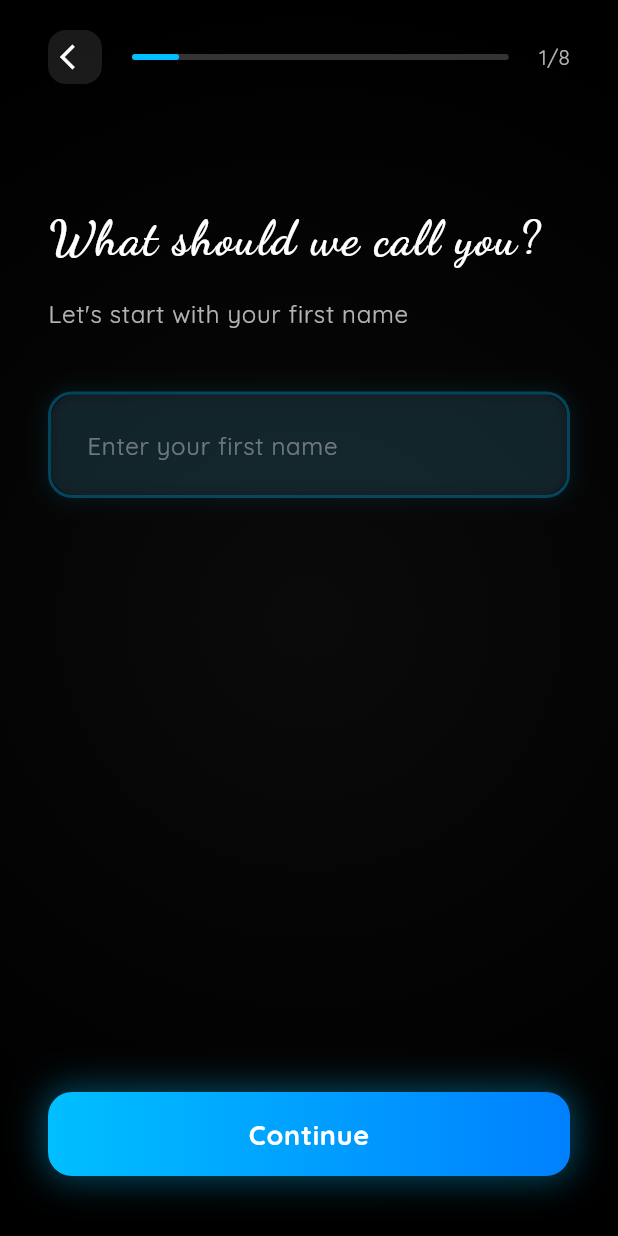
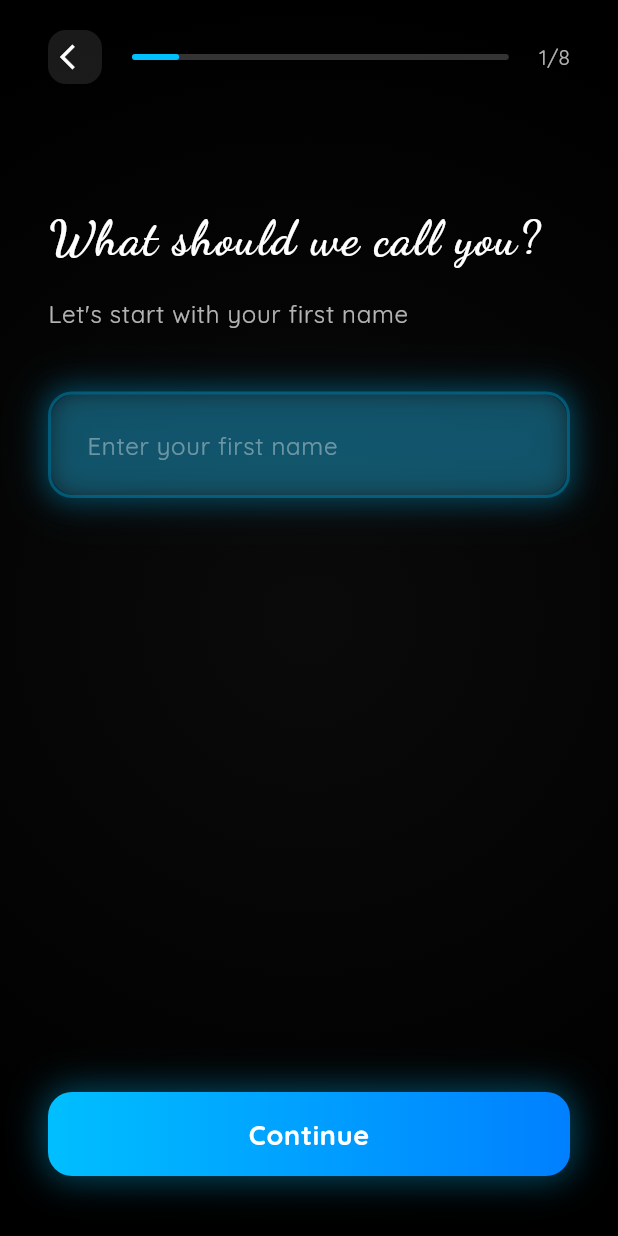
Before and after one commit to SlimmithJimmith/Aibodes, a Flutter app: the screen it shows after launch, after a tap on "Buyer", on a phone screen of 412 x 824 dp. Run offline on Flutter 3.47's test engine with Material 3 defaults, Android fonts, the phone set to English and light mode, and no system bars; our stand-ins replace cached_network_image, connectivity_plus, dio, flutter_local_notifications, flutter_swiper_view, geocoding and 5 more; accounts and stored records are empty; network calls fail.

Commit message:
Fix onboarding functionality, branding, and logo design
🔧 Fixed Onboarding Continue Button:
- Corrected validation logic to properly save data and progress
- Fixed form validation flow for both text fields and dropdowns
- Ensured data is saved before moving to next step
- Added proper error handling and user feedback

✨ Enhanced Neon Glow Effects:
- Added beautiful blue neon glow for buyer onboarding flow
- Added stunning green neon glow for seller onboarding flow
- Enhanced glow effects on input fields, dropdowns, and continue button
- Multiple shadow layers for more realistic neon appearance
- Consistent theming throughout the onboarding process

🎨 Updated Logo Design:
- Enhanced heart shape with more accurate proportions
- Improved house design with pointed roof and prominent door
- Better positioning of house within the heart
- More detailed and professional appearance
- Matches the provided heart-house logo design

📝 Fixed App Branding:
- Corrected spelling to 'Aibödes' throughout the entire app
- Updated splash screen, onboarding, home screen, and main.dart
- Consistent branding across all user-facing text
- Proper diacritics positioning

💾 Added Profile Data Persistence:
- Extended User model with onboarding fields (age, gender, income, etc.)
- Added updateUserProfile method to AppProvider
- All onboarding data now saves to user profile
- Data persists and is available in the main app
- Separate fields for buyer and seller information

🎯 Enhanced User Experience:
- Smooth progression through all onboarding steps
- Beautiful visual feedback with neon glows
- Professional logo animation on app launch
- Complete data collection and storage
- Seamless transition to main app with saved profile

The onboarding process now works perfectly with beautiful animations, proper data saving, and stunning visual effects!

```diff
--- a/lib/main.dart
+++ b/lib/main.dart
@@ -68,7 +68,7 @@
       create: (context) => AppProvider(),
       child: MaterialApp(
         // App title displayed in system UI
-        title: 'Äïbodes',
+        title: 'Aibödes',
 
         // Global theme configuration for consistent styling
         theme: ThemeData(
--- a/lib/models/user.dart
+++ b/lib/models/user.dart
@@ -32,6 +32,33 @@
   /// User's phone number (optional, nullable)
   String? phoneNumber;
 
+  /// User's age (for buyers)
+  int? age;
+
+  /// User's gender (for buyers)
+  String? gender;
+
+  /// User's marital status (for buyers)
+  String? maritalStatus;
+
+  /// User's annual income (for buyers)
+  int? income;
+
+  /// User's occupation (for buyers)
+  String? occupation;
+
+  /// Property type they have (for sellers)
+  String? propertyType;
+
+  /// Property address (for sellers)
+  String? propertyAddress;
+
+  /// Asking price (for sellers)
+  int? askingPrice;
+
+  /// Property description (for sellers)
+  String? propertyDescription;
+
   /// Type of user: buyer, seller, or both (immutable)
   final UserType type;
 
@@ -57,6 +84,15 @@
    * @param profileImage Optional profile image file path
    * @param address Optional physical address
    * @param phoneNumber Optional phone number
+   * @param age Optional age (for buyers)
+   * @param gender Optional gender (for buyers)
+   * @param maritalStatus Optional marital status (for buyers)
+   * @param income Optional annual income (for buyers)
+   * @param occupation Optional occupation (for buyers)
+   * @param propertyType Optional property type (for sellers)
+   * @param propertyAddress Optional property address (for sellers)
+   * @param askingPrice Optional asking price (for sellers)
+   * @param propertyDescription Optional property description (for sellers)
    * @param type Required user type (buyer/seller/both)
    * @param preferences Optional list of property preferences
    * @param createdAt Required account creation timestamp
@@ -71,6 +107,15 @@
     this.profileImage,
     this.address,
     this.phoneNumber,
+    this.age,
+    this.gender,
+    this.maritalStatus,
+    this.income,
+    this.occupation,
+    this.propertyType,
+    this.propertyAddress,
+    this.askingPrice,
+    this.propertyDescription,
     required this.type,
     this.preferences = const [],
     required this.createdAt,
--- a/lib/screens/home_screen.dart
+++ b/lib/screens/home_screen.dart
@@ -77,7 +77,7 @@
       backgroundColor: Colors.black,
       appBar: AppBar(
         title: Text(
-          'Äïbodes',
+          'Aibödes',
           style: GoogleFonts.dancingScript(
             fontWeight: FontWeight.bold,
             fontSize: 28,
--- a/lib/screens/onboarding_screen.dart
+++ b/lib/screens/onboarding_screen.dart
@@ -131,7 +131,7 @@
                   child: Column(
                     children: [
                       Text(
-                        'Äïbodes',
+                        'Aibödes',
                         style: GoogleFonts.dancingScript(
                           fontSize: 48,
                           fontWeight: FontWeight.bold,
--- a/lib/screens/splash_screen.dart
+++ b/lib/screens/splash_screen.dart
@@ -12,7 +12,7 @@
  * - Dark green background matching the logo design
  * - Automatic transition to onboarding after animation
  *
- * @author Äïbodes Development Team
+ * @author Aibödes Development Team
  * @version 1.0.0
  */
 class SplashScreen extends StatefulWidget {
@@ -219,7 +219,7 @@
 
   Widget _buildAppName() {
     return Text(
-      'Äïbodes',
+      'Aibödes',
       style: GoogleFonts.quicksand(
         fontSize: 32,
         fontWeight: FontWeight.w300,
@@ -262,40 +262,40 @@
   void _drawHeart(Canvas canvas, double centerX, double centerY, double size, Paint fillPaint, Paint strokePaint) {
     final path = Path();
 
-    // Heart shape using cubic bezier curves
+    // Heart shape using cubic bezier curves - more accurate heart shape
     final leftX = centerX - size * 0.5;
     final rightX = centerX + size * 0.5;
-    final topY = centerY - size * 0.3;
-    final bottomY = centerY + size * 0.4;
+    final topY = centerY - size * 0.4;
+    final bottomY = centerY + size * 0.3;
 
     // Start from bottom point
     path.moveTo(centerX, bottomY);
 
-    // Left curve
+    // Left curve - more pronounced
     path.cubicTo(
-      leftX, bottomY - size * 0.1,
-      leftX, topY + size * 0.1,
-      leftX + size * 0.1, topY,
+      leftX, bottomY - size * 0.15,
+      leftX, topY + size * 0.2,
+      leftX + size * 0.15, topY + size * 0.1,
     );
 
-    // Top left curve
+    // Top left curve - creating the heart's left lobe
     path.cubicTo(
-      leftX + size * 0.2, topY - size * 0.1,
+      leftX + size * 0.25, topY - size * 0.1,
       centerX - size * 0.1, topY - size * 0.1,
       centerX, topY,
     );
 
-    // Top right curve
+    // Top right curve - creating the heart's right lobe
     path.cubicTo(
       centerX + size * 0.1, topY - size * 0.1,
-      rightX - size * 0.2, topY - size * 0.1,
-      rightX - size * 0.1, topY,
+      rightX - size * 0.25, topY - size * 0.1,
+      rightX - size * 0.15, topY + size * 0.1,
     );
 
-    // Right curve
+    // Right curve - more pronounced
     path.cubicTo(
-      rightX, topY + size * 0.1,
-      rightX, bottomY - size * 0.1,
+      rightX, topY + size * 0.2,
+      rightX, bottomY - size * 0.15,
       centerX, bottomY,
     );
 
@@ -306,38 +306,38 @@
   }
 
   void _drawHouse(Canvas canvas, double centerX, double centerY, double size, Paint fillPaint, Paint strokePaint) {
-    // House base (rectangle)
-    final houseWidth = size * 0.8;
-    final houseHeight = size * 0.6;
+    // House base (rectangle) - positioned higher in the heart
+    final houseWidth = size * 0.7;
+    final houseHeight = size * 0.5;
     final houseLeft = centerX - houseWidth / 2;
-    final houseTop = centerY - houseHeight / 2;
+    final houseTop = centerY - houseHeight / 2 - size * 0.1; // Move up slightly
 
     final houseRect = Rect.fromLTWH(houseLeft, houseTop, houseWidth, houseHeight);
     canvas.drawRect(houseRect, fillPaint);
     canvas.drawRect(houseRect, strokePaint);
 
-    // House roof (triangle)
-    final roofHeight = size * 0.4;
+    // House roof (triangle) - more pointed like in the image
+    final roofHeight = size * 0.45;
     final roofTop = houseTop - roofHeight;
 
     final roofPath = Path();
     roofPath.moveTo(centerX, roofTop);
-    roofPath.lineTo(houseLeft - size * 0.1, houseTop);
-    roofPath.lineTo(houseLeft + houseWidth + size * 0.1, houseTop);
+    roofPath.lineTo(houseLeft - size * 0.05, houseTop);
+    roofPath.lineTo(houseLeft + houseWidth + size * 0.05, houseTop);
     roofPath.close();
 
     canvas.drawPath(roofPath, fillPaint);
     canvas.drawPath(roofPath, strokePaint);
 
-    // Door (rounded arch)
-    final doorWidth = size * 0.25;
-    final doorHeight = size * 0.4;
+    // Door (rounded arch) - more prominent
+    final doorWidth = size * 0.3;
+    final doorHeight = size * 0.35;
     final doorLeft = centerX - doorWidth / 2;
     final doorTop = houseTop + houseHeight - doorHeight;
 
     final doorRect = Rect.fromLTWH(doorLeft, doorTop, doorWidth, doorHeight);
     final doorPath = Path();
-    doorPath.addRRect(RRect.fromRectAndRadius(doorRect, const Radius.circular(8)));
+    doorPath.addRRect(RRect.fromRectAndRadius(doorRect, const Radius.circular(12)));
 
     canvas.drawPath(doorPath, fillPaint);
     canvas.drawPath(doorPath, strokePaint);
```
Also changed, not shown: lib/providers/app_provider.dart (+63 -0 lines), lib/screens/step_by_step_onboarding.dart (+59 -9 lines).
